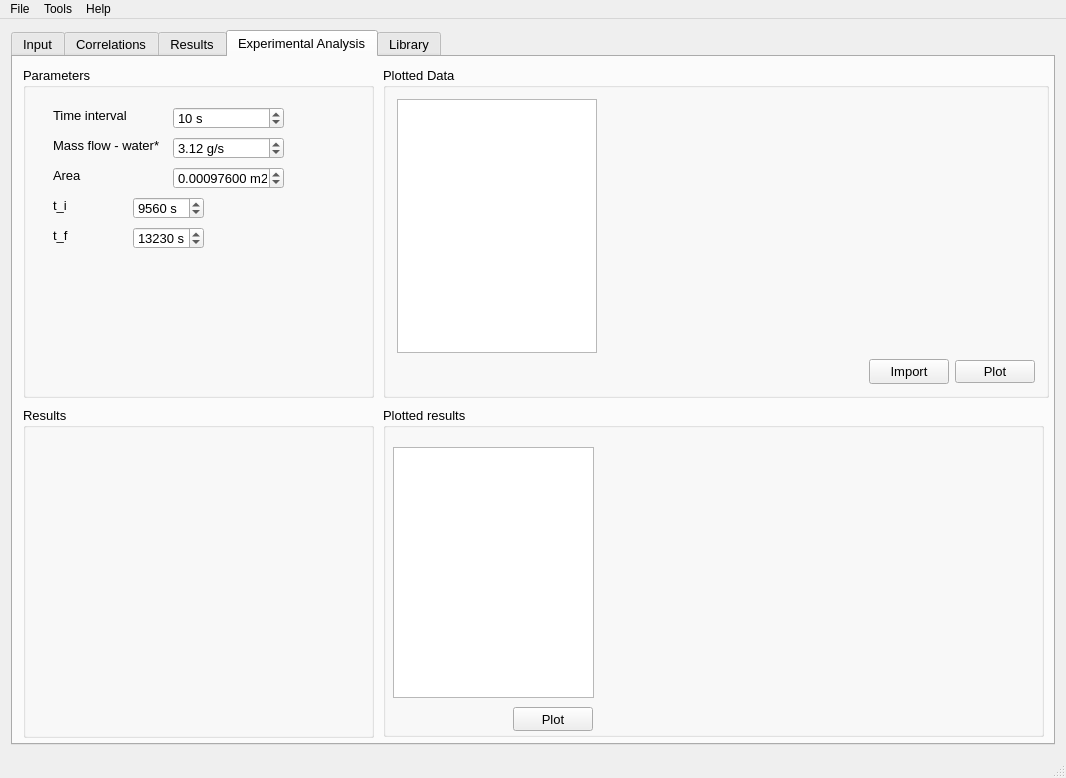
First picture: the form in mainwindow.ui, repository ateixeira0163/PCHE, before the edit.
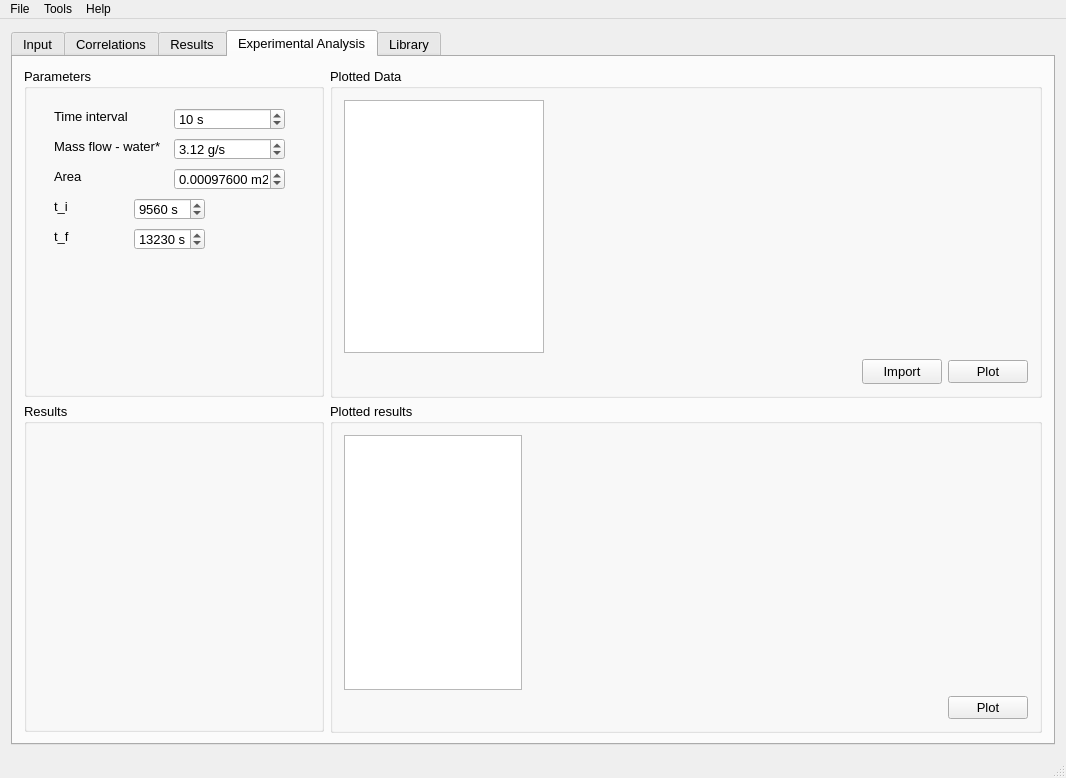
Second picture: the form after the edit. Icons and pictures are not drawn. Custom widgets are drawn as their Qt base class.

Commit message: - Added options to graph like hiding/moving - Added parameters and velocity - Adding iterpolations for utter calculations

What changed in the file:
```diff
--- a/mainwindow.ui
+++ b/mainwindow.ui
@@ -1528,14 +1528,111 @@
        <attribute name="title">
         <string>Experimental Analysis</string>
        </attribute>
+       <layout class="QGridLayout" name="gridLayout_8">
+        <item row="1" column="0">
+         <widget class="QGroupBox" name="groupBox_7">
+          <property name="minimumSize">
+           <size>
+            <width>300</width>
+            <height>300</height>
+           </size>
+          </property>
+          <property name="title">
+           <string>Results</string>
+          </property>
+         </widget>
+        </item>
+        <item row="0" column="1">
+         <widget class="QGroupBox" name="groupBox_5">
+          <property name="minimumSize">
+           <size>
+            <width>0</width>
+            <height>330</height>
+           </size>
+          </property>
+          <property name="title">
+           <string>Plotted Data</string>
+          </property>
+          <layout class="QGridLayout" name="gridLayout_7">
+           <item row="0" column="0">
+            <widget class="QTableView" name="plotTable2">
+             <property name="minimumSize">
+              <size>
+               <width>0</width>
+               <height>250</height>
+              </size>
+             </property>
+             <property name="maximumSize">
+              <size>
+               <width>200</width>
+               <height>16777215</height>
+              </size>
+             </property>
+             <attribute name="horizontalHeaderVisible">
+              <bool>false</bool>
+             </attribute>
+             <attribute name="verticalHeaderVisible">
+              <bool>false</bool>
+             </attribute>
+            </widget>
+           </item>
+           <item row="1" column="0" colspan="2">
+            <layout class="QGridLayout" name="gridLayout_6">
+             <item row="0" column="0">
+              <spacer name="horizontalSpacer_3">
+               <property name="orientation">
+                <enum>Qt::Horizontal</enum>
+               </property>
+               <property name="sizeHint" stdset="0">
+                <size>
+                 <width>468</width>
+                 <height>20</height>
+                </size>
+               </property>
+              </spacer>
+             </item>
+             <item row="0" column="1">
+              <widget class="QPushButton" name="importResultsButton">
+               <property name="minimumSize">
+                <size>
+                 <width>0</width>
+                 <height>25</height>
+                </size>
+               </property>
+               <property name="text">
+                <string>Import</string>
+               </property>
+              </widget>
+             </item>
+             <item row="0" column="2">
+              <widget class="QPushButton" name="plotResultsButton">
+               <property name="text">
+                <string>Plot</string>
+               </property>
+              </widget>
+             </item>
+            </layout>
+           </item>
+           <item row="0" column="1">
+            <widget class="QCustomPlot" name="customPlotData" native="true">
+             <property name="minimumSize">
+              <size>
+               <width>0</width>
+               <height>250</height>
+              </size>
+             </property>
+            </widget>
+           </item>
+          </layout>
+         </widget>
+        </item>
+        <item row="0" column="0">
        <widget class="QGroupBox" name="groupBox_3">
-        <property name="geometry">
-         <rect>
-          <x>10</x>
-          <y>10</y>
-          <width>351</width>
-          <height>331</height>
-         </rect>
+          <property name="minimumSize">
+           <size>
+            <width>300</width>
+            <height>300</height>
+           </size>
         </property>
         <property name="title">
          <string>Parameters</string>
@@ -1726,105 +1823,9 @@
          </property>
         </widget>
        </widget>
-       <widget class="QGroupBox" name="groupBox_5">
-        <property name="geometry">
-         <rect>
-          <x>370</x>
-          <y>10</y>
-          <width>666</width>
-          <height>331</height>
-         </rect>
-        </property>
-        <property name="minimumSize">
-         <size>
-          <width>0</width>
-          <height>330</height>
-         </size>
-        </property>
-        <property name="title">
-         <string>Plotted Data</string>
-        </property>
-        <layout class="QGridLayout" name="gridLayout_7">
-         <item row="0" column="0">
-          <widget class="QTableView" name="plotTable2">
-           <property name="minimumSize">
-            <size>
-             <width>0</width>
-             <height>250</height>
-            </size>
-           </property>
-           <property name="maximumSize">
-            <size>
-             <width>200</width>
-             <height>16777215</height>
-            </size>
-           </property>
-           <attribute name="horizontalHeaderVisible">
-            <bool>false</bool>
-           </attribute>
-           <attribute name="verticalHeaderVisible">
-            <bool>false</bool>
-           </attribute>
-          </widget>
-         </item>
-         <item row="1" column="0" colspan="2">
-          <layout class="QGridLayout" name="gridLayout_6">
-           <item row="0" column="0">
-            <spacer name="horizontalSpacer_3">
-             <property name="orientation">
-              <enum>Qt::Horizontal</enum>
-             </property>
-             <property name="sizeHint" stdset="0">
-              <size>
-               <width>468</width>
-               <height>20</height>
-              </size>
-             </property>
-            </spacer>
-           </item>
-           <item row="0" column="1">
-            <widget class="QPushButton" name="importResultsButton">
-             <property name="minimumSize">
-              <size>
-               <width>0</width>
-               <height>25</height>
-              </size>
-             </property>
-             <property name="text">
-              <string>Import</string>
-             </property>
-            </widget>
-           </item>
-           <item row="0" column="2">
-            <widget class="QPushButton" name="plotResultsButton">
-             <property name="text">
-              <string>Plot</string>
-             </property>
-            </widget>
-           </item>
-          </layout>
-         </item>
-         <item row="0" column="1">
-          <widget class="QCustomPlot" name="customPlotData" native="true">
-           <property name="minimumSize">
-            <size>
-             <width>0</width>
-             <height>250</height>
-            </size>
-           </property>
-          </widget>
-         </item>
-        </layout>
-       </widget>
+        </item>
+        <item row="1" column="1">
        <widget class="QGroupBox" name="groupBox_6">
-        <property name="geometry">
-         <rect>
-          <x>370</x>
-          <y>350</y>
-          <width>661</width>
-          <height>330</height>
-         </rect>
-        </property>
         <property name="minimumSize">
          <size>
           <width>0</width>
@@ -1834,59 +1835,61 @@
         <property name="title">
          <string>Plotted results</string>
         </property>
+          <layout class="QGridLayout" name="gridLayout_9">
+           <item row="0" column="0">
+            <widget class="QTableView" name="plotTable3">
+             <property name="minimumSize">
+              <size>
+               <width>0</width>
+               <height>250</height>
+              </size>
+             </property>
+             <property name="maximumSize">
+              <size>
+               <width>200</width>
+               <height>16777215</height>
+              </size>
+             </property>
+            </widget>
+           </item>
+           <item row="0" column="1">
         <widget class="QCustomPlot" name="plotResults2" native="true">
-         <property name="geometry">
-          <rect>
-           <x>230</x>
-           <y>40</y>
-           <width>411</width>
-           <height>271</height>
-          </rect>
-         </property>
          <property name="minimumSize">
           <size>
-           <width>0</width>
+               <width>500</width>
            <height>250</height>
           </size>
          </property>
         </widget>
+           </item>
+           <item row="1" column="0" colspan="2">
+            <layout class="QHBoxLayout" name="horizontalLayout_2">
+             <item>
+              <spacer name="horizontalSpacer_4">
+               <property name="orientation">
+                <enum>Qt::Horizontal</enum>
+               </property>
+               <property name="sizeHint" stdset="0">
+                <size>
+                 <width>578</width>
+                 <height>20</height>
+                </size>
+               </property>
+              </spacer>
+             </item>
+             <item>
         <widget class="QPushButton" name="plotResultsButton2">
-         <property name="geometry">
-          <rect>
-           <x>130</x>
-           <y>300</y>
-           <width>80</width>
-           <height>24</height>
-          </rect>
-         </property>
          <property name="text">
           <string>Plot</string>
          </property>
         </widget>
-        <widget class="QTableView" name="plotTable3">
-         <property name="geometry">
-          <rect>
-           <x>10</x>
-           <y>40</y>
-           <width>201</width>
-           <height>251</height>
-          </rect>
-         </property>
-        </widget>
-       </widget>
-       <widget class="QGroupBox" name="groupBox_7">
-        <property name="geometry">
-         <rect>
-          <x>10</x>
-          <y>350</y>
-          <width>351</width>
-          <height>331</height>
-         </rect>
-        </property>
-        <property name="title">
-         <string>Results</string>
-        </property>
-       </widget>
+             </item>
+            </layout>
+           </item>
+          </layout>
+         </widget>
+        </item>
+       </layout>
       </widget>
       <widget class="QWidget" name="libraryTab">
        <attribute name="title">
```
Lines whose indentation alone changed are shown as unchanged. The commit also changes 2 other files.
